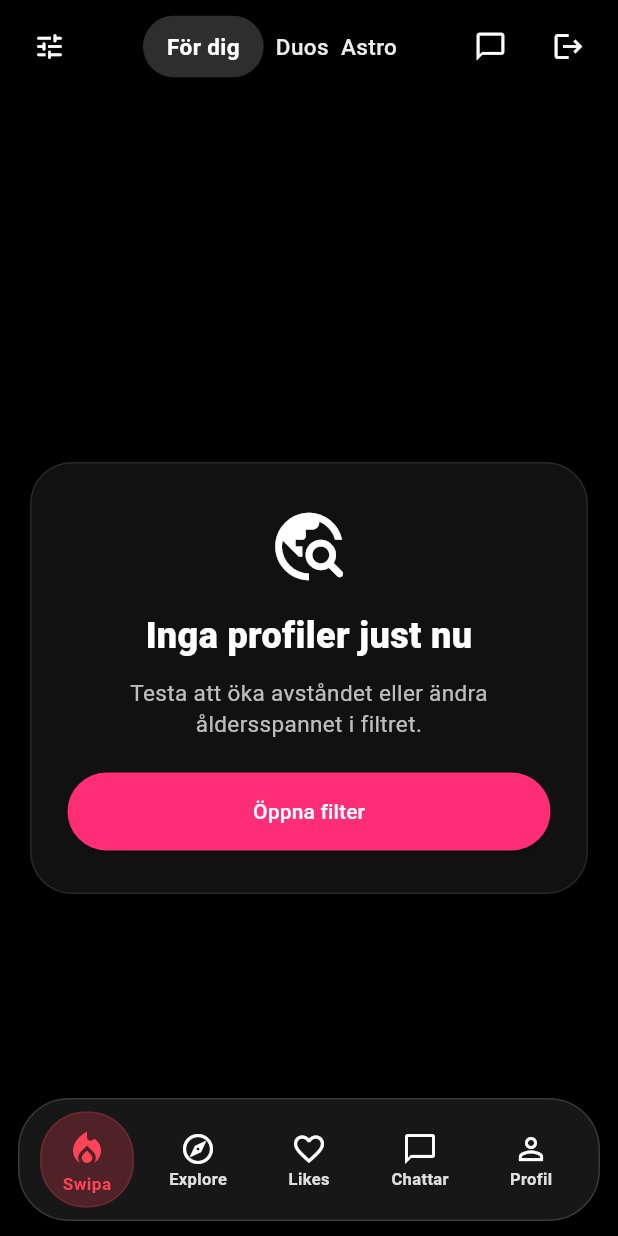
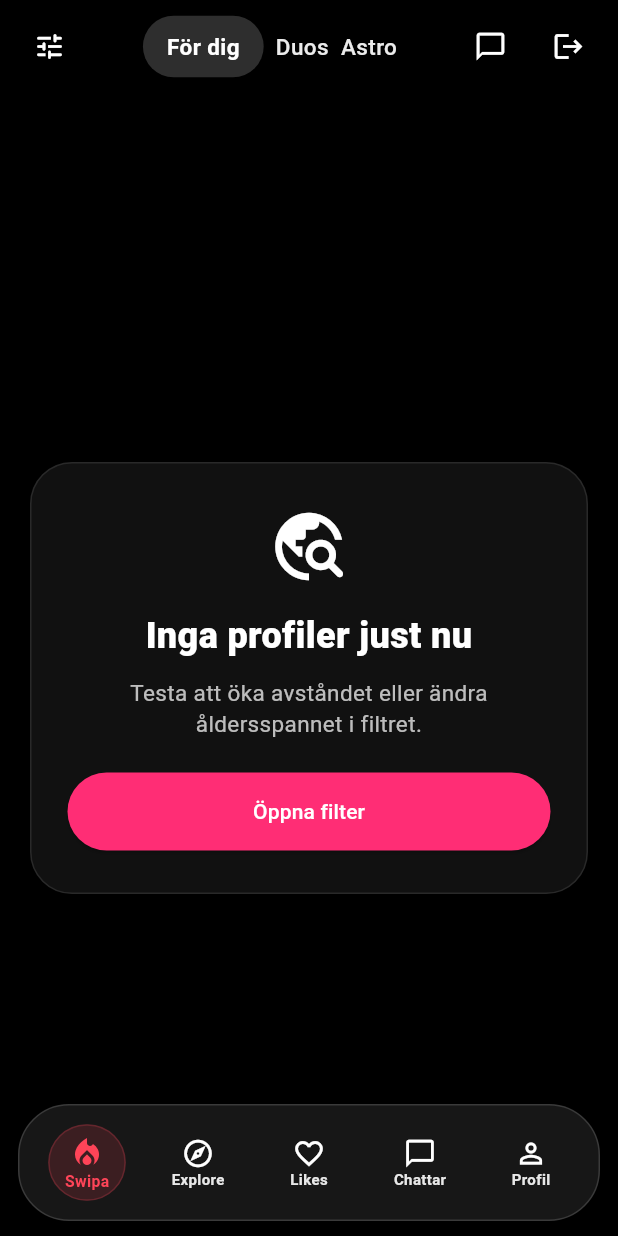
Before and after one commit to mesgun-gebremikael/zullo-frontend, a Flutter app: the MainNavigation screen opened directly, on a phone screen of 412 x 824 dp. Run offline on Flutter 3.47's test engine with Material 3 defaults, Android fonts, the phone set to English and light mode, and no system bars; our stand-ins replace cached_network_image, image_picker, shared_preferences; accounts and stored records are empty; network calls fail.

Commit message:
Fix bottom nav overflow and refine active tab bubble

```diff
--- a/lib/main_navigation.dart
+++ b/lib/main_navigation.dart
@@ -14,11 +14,11 @@ class _MainNavigationState extends State<MainNavigation> {
   int _selectedIndex = 0;
 
   final List<Widget> _pages = const [
-    HomePage(),                 // Swipa
-    MatchesPage(),              // Explore (tillfällig)
-    MatchesPage(),              // Likes (tillfällig)
-    MatchesPage(),              // Chattar (tillfällig)
-    _ProfileTabPlaceholder(),   // Profil (tillfällig)
+    HomePage(),               // Swipa
+    MatchesPage(),            // Explore (tillfällig)
+    MatchesPage(),            // Likes (tillfällig)
+    MatchesPage(),            // Chattar (tillfällig)
+    _ProfileTabPlaceholder(), // Profil (tillfällig)
   ];
 
   void _onItemTapped(int index) {
@@ -36,8 +36,8 @@ class _MainNavigationState extends State<MainNavigation> {
         top: false,
         minimum: const EdgeInsets.fromLTRB(12, 0, 12, 10),
         child: Container(
-          height: 82,
-          padding: const EdgeInsets.symmetric(horizontal: 8, vertical: 8),
+          height: 78,
+          padding: const EdgeInsets.symmetric(horizontal: 8, vertical: 6),
           decoration: BoxDecoration(
             color: const Color(0xE61A1A1A),
             borderRadius: BorderRadius.circular(34),
@@ -123,7 +123,7 @@ class _NavItem extends StatelessWidget {
   @override
   Widget build(BuildContext context) {
     const inactiveColor = Colors.white;
-    final inactiveTextColor = Colors.white.withAlpha(220);
+    const inactiveTextColor = Color(0xE6FFFFFF);
 
     return Expanded(
       child: GestureDetector(
@@ -133,18 +133,20 @@ class _NavItem extends StatelessWidget {
           child: AnimatedContainer(
             duration: const Duration(milliseconds: 220),
             curve: Curves.easeOut,
-           padding: EdgeInsets.symmetric(
-  horizontal: isActive ? 14 : 4,
-  vertical: isActive ? 10 : 6,
-),
+            padding: EdgeInsets.symmetric(
+              horizontal: isActive ? 10 : 4,
+              vertical: isActive ? 6 : 4,
+            ),
             decoration: BoxDecoration(
-             color: isActive
-    ? activeColor.withAlpha(activeColor == Colors.white ? 30 : 60)
-    : Colors.transparent,
-             borderRadius: BorderRadius.circular(30),
+              color: isActive
+                  ? activeColor.withAlpha(activeColor == Colors.white ? 22 : 40)
+                  : Colors.transparent,
+              borderRadius: BorderRadius.circular(26),
               border: isActive
                   ? Border.all(
-                      color: activeColor.withAlpha(activeColor == Colors.white ? 28 : 50),
+                      color: activeColor.withAlpha(
+                        activeColor == Colors.white ? 28 : 55,
+                      ),
                       width: 1,
                     )
                   : null,
@@ -155,14 +157,16 @@ class _NavItem extends StatelessWidget {
                 Icon(
                   isActive ? activeIcon : icon,
                   color: isActive ? activeColor : inactiveColor,
-                  size: isActive ? 28 : 24,
+                  size: isActive ? 24 : 22,
                 ),
-                const SizedBox(height: 3),
+                const SizedBox(height: 2),
                 Text(
                   label,
+                  maxLines: 1,
+                  overflow: TextOverflow.visible,
                   style: TextStyle(
                     color: isActive ? activeColor : inactiveTextColor,
-                    fontSize: isActive ? 11.5 : 11,
+                    fontSize: isActive ? 10.5 : 10,
                     fontWeight: isActive ? FontWeight.w700 : FontWeight.w600,
                     height: 1,
                   ),
```
